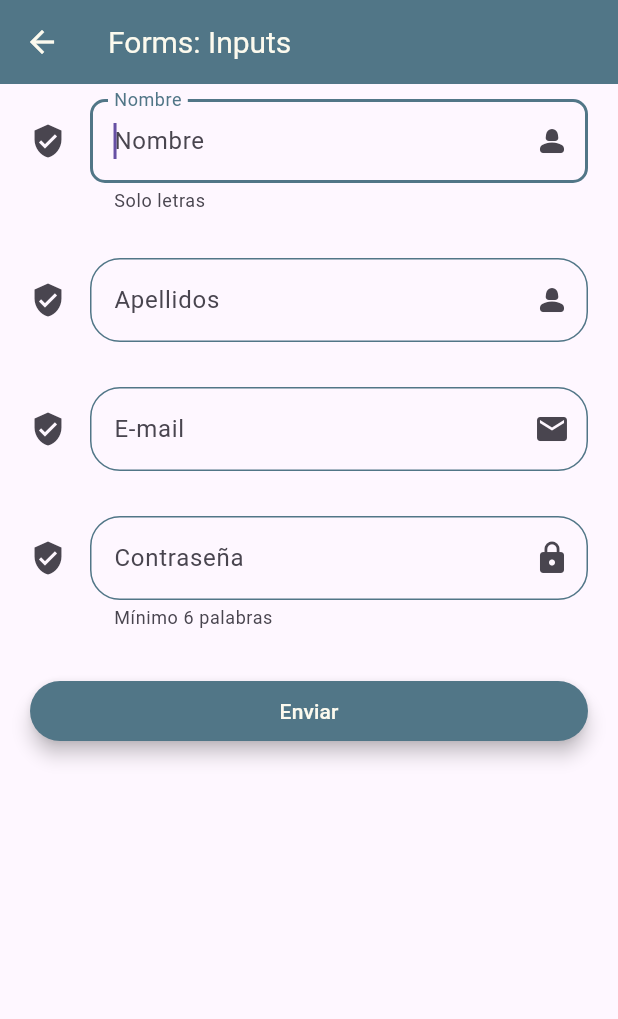
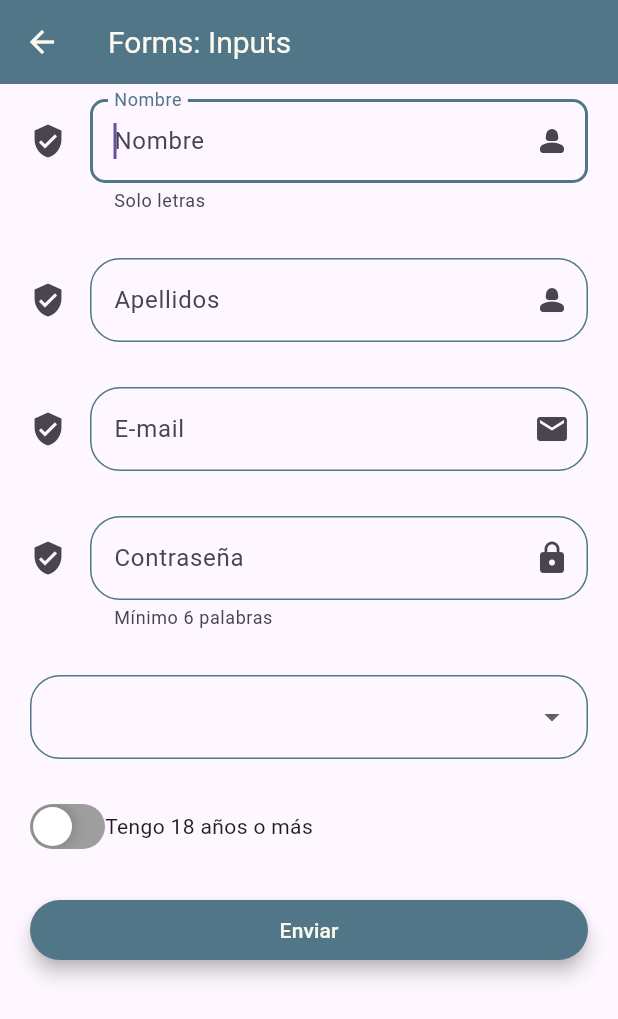
Before and after one commit to alHortalV/fl_components, a Flutter app: the InputsScreen screen opened by its route, on a phone screen of 412 x 824 dp. Shown: the top 1019 px of the screen. Run offline on Flutter 3.47's test engine with Material 3 defaults, Android fonts, the phone set to English and light mode, and no system bars; drawn by our look-alikes of flutter_advanced_switch.

Commit message:
hasta aquí el examen

```diff
--- a/lib/routes/app_routes.dart
+++ b/lib/routes/app_routes.dart
@@ -1,5 +1,6 @@
 import 'package:fl_componentes/models/models.dart';
 import 'package:fl_componentes/screens/screens.dart';
+import 'package:fl_componentes/screens/slider_screen.dart';
 import 'package:flutter/material.dart';
 
 class AppRoutes {
@@ -52,6 +53,12 @@ class AppRoutes {
       icon: Icons.input,
       screen: const InputsScreen(),
     ),
+    MenuOption(
+      route: 'slider',
+      name: 'Slider',
+      icon: Icons.social_distance_rounded,
+      screen: const SliderScreen(),
+    ),
   ];
 
   static Map<String, Widget Function(BuildContext)> getAppRoutes() {
--- a/lib/screens/inputs_screen.dart
+++ b/lib/screens/inputs_screen.dart
@@ -1,5 +1,6 @@
 import 'package:fl_componentes/widgets/widget.dart';
 import 'package:flutter/material.dart';
+import 'package:flutter_advanced_switch/flutter_advanced_switch.dart';
 
 class InputsScreen extends StatelessWidget {
   const InputsScreen({super.key});
@@ -14,6 +15,10 @@ class InputsScreen extends StatelessWidget {
       'password': '123456',
       'role': 'usuario'
     };
+    //bool _checkEnabled = true; Ésto no se podría hacer porque necesito StatefulWidget y se rompería el formulario
+    final ValueNotifier<bool> checkEnabled = ValueNotifier<bool>(
+        true); //Creamos una variable llamada ValueNotifier para cambiar el estado del checkbox sin redibujar la pantalla entera
+
     return Scaffold(
       appBar: AppBar(
         title: const Text('Forms: Inputs'),
@@ -72,6 +77,35 @@ class InputsScreen extends StatelessWidget {
                 formValues: formValues,
               ),
               const SizedBox(height: 30),
+              DropdownButtonFormField(
+                  items: const [
+                    DropdownMenuItem(value: 'usuario', child: Text('Usuario')),
+                    DropdownMenuItem(value: 'editor', child: Text('Editor')),
+                    DropdownMenuItem(
+                        value: 'programador', child: Text('Programador')),
+                    DropdownMenuItem(
+                        value: 'administrador', child: Text('Administrador')),
+                  ],
+                  onChanged: ((value) {
+                    print(value);
+                    formValues['role'] = value ??
+                        'usuario'; // Una opción para que si no se selecciona nada salga usuario ?? 'usuario';
+                  })),
+              const SizedBox(height: 30),
+              Row(children: [
+                ValueListenableBuilder<bool>(
+                    // Utilizamos el ValueNotifier (_checkEnabled)
+                    valueListenable: checkEnabled,
+                    builder: (context, value, _) {
+                      return AdvancedSwitch(
+                          // value: value, (Con el AdvancedSwitch no hace falta)
+                          onChanged: (newValue) {
+                        checkEnabled.value = newValue;
+                      });
+                    }),
+                const Text('Tengo 18 años o más')
+              ]),
+              const SizedBox(height: 30),
               SizedBox(
                   width: double.infinity,
                   child: ElevatedButton(
--- a/lib/theme/app_theme.dart
+++ b/lib/theme/app_theme.dart
@@ -40,5 +40,9 @@ class AppTheme {
             borderSide: const BorderSide(color: primary, width: 2),
             borderRadius: BorderRadius.circular(10)),
         border: OutlineInputBorder(borderRadius: BorderRadius.circular(10)),
+      ),
+      sliderTheme: const SliderThemeData(
+        activeTrackColor: primary,
+        thumbColor: primary,
       ));
 }
--- a/pubspec.yaml
+++ b/pubspec.yaml
@@ -9,6 +9,7 @@ environment:
 dependencies:
   flutter:
     sdk: flutter
+  flutter_advanced_switch: ^3.1.0
 
 dev_dependencies:
   flutter_test:
@@ -19,4 +20,4 @@ flutter:
   uses-material-design: true
 
   assets:
-  - assets/
+    - assets/
```
Also changed, not shown: lib/screens/slider_screen.dart (added, +40 -0 lines), pubspec.lock.
